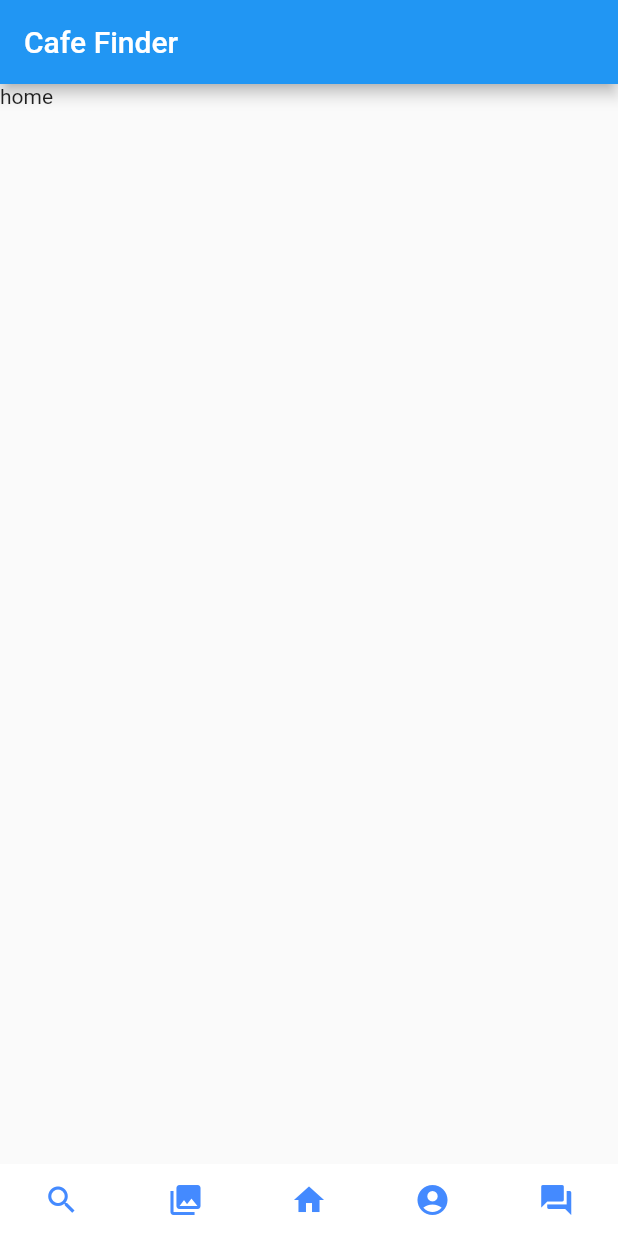
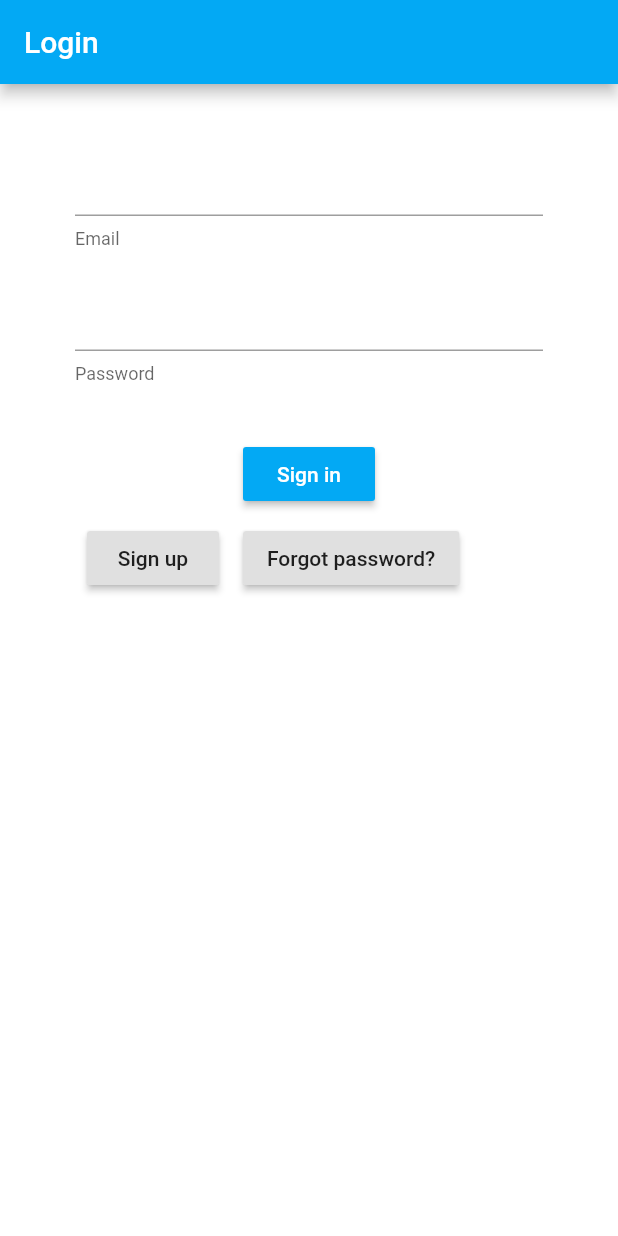
Before and after one commit to jonathanhua99/cafeapp, a Flutter app: the screen it shows after launch, on a phone screen of 412 x 824 dp. Run offline on Flutter 3.47's test engine with Material 2 defaults, Android fonts, the phone set to English and light mode, and no system bars; our stand-ins replace cloud_firestore, firebase_auth; accounts and stored records are empty.

Commit message:
Added Login Screen and Sign Up Screen (#3)
* Login/User Auth

added a login screen, added user authentication.

WIll edit how the screen layout works later

* Added create account page

Added a page for account creation, then linked it to home page. Still unfinished.

* Added icons/buttons/error messages

-Added back arrow on the create_account_screen.dart
-Added cupertino icon for successful account creation
-Redesigned pages for textform fields

```diff
--- a/lib/main.dart
+++ b/lib/main.dart
@@ -4,6 +4,8 @@ import 'package:cafe_app/screens/search_screen.dart';
 import 'package:cafe_app/screens/collections_screen.dart';
 import 'package:cafe_app/screens/forum_screen.dart';
 import 'package:cafe_app/screens/profile_screen.dart';
+import 'package:cafe_app/screens/login_screen.dart';
+import 'package:cafe_app/screens/create_account_screen.dart';
 
 void main() {
   runApp(MyApp());
@@ -33,13 +35,15 @@ class _TheKingScreenState extends State<TheKingScreen> {
   @override
   Widget build(BuildContext context) {
     return MaterialApp(
-      home: HomeScreen(),
+      home: LoginScreen(),
       routes: {
         HomeScreen.id: (context) => HomeScreen(),
         SearchScreen.id: (context) => SearchScreen(),
         ProfileScreen.id: (context) => ProfileScreen(),
         CollectionsScreen.id: (context) => CollectionsScreen(),
-        ForumScreen.id: (context) => ForumScreen()
+        ForumScreen.id: (context) => ForumScreen(),
+        LoginScreen.id: (context) => LoginScreen(),
+        CreateAccount.id: (context) => CreateAccount(),
       },
     );
   }
--- /dev/null
+++ b/lib/models/user.dart
@@ -0,0 +1,5 @@
+class User {
+  final String uid;
+
+  User({this.uid});
+}
--- /dev/null
+++ b/lib/screens/login_screen.dart
@@ -0,0 +1,87 @@
+import 'package:cafe_app/screens/create_account_screen.dart';
+import 'package:flutter/material.dart';
+import '../services/auth.dart';
+import '../screens/home_screen.dart';
+
+class LoginScreen extends StatefulWidget {
+  static const String id = "login_screen";
+  @override
+  _LoginScreenState createState() => _LoginScreenState();
+}
+
+class _LoginScreenState extends State<LoginScreen> {
+  final AuthService _auth = AuthService();
+
+  String email;
+  String password;
+  String error = "";
+
+  @override
+  Widget build(BuildContext context) {
+    return Scaffold(
+        appBar: AppBar(
+          title: Text("Login"),
+          backgroundColor: Colors.lightBlue,
+        ),
+        body: Container(
+            color: Colors.white,
+            padding: EdgeInsets.symmetric(vertical: 20.0, horizontal: 50.0),
+            child: Form(
+                child: Column(
+              children: <Widget>[
+                SizedBox(height: 20.0),
+                TextFormField(
+                    decoration: InputDecoration(
+                      helperText: "Email",
+                    ),
+                    onChanged: (val) {
+                      setState(() => email = val);
+                    }),
+                SizedBox(height: 20.0),
+                TextFormField(
+                  decoration: InputDecoration(
+                    helperText: "Password",
+                  ),
+                  obscureText: true,
+                  onChanged: (val) {
+                    setState(() => password = val);
+                  },
+                ),
+                Text(error, style: TextStyle(color: Colors.red)),
+                SizedBox(height: 20.0),
+                RaisedButton(
+                    color: Colors.lightBlue,
+                    child:
+                        Text("Sign in", style: TextStyle(color: Colors.white)),
+                    onPressed: () async {
+                      dynamic result =
+                          await _auth.signInExistingUser(email, password);
+                      if (result == null) {
+                        setState(() => error = "Invalid user info. Try again.");
+                      } else {
+                        setState(() => error = "User information is valid.");
+                        Navigator.pushReplacementNamed(context, HomeScreen.id);
+                      }
+                    }),
+                Row(
+                  children: <Widget>[
+                    Padding(
+                      padding: const EdgeInsets.all(8.0),
+                      child: RaisedButton(
+                          child: Text("Sign up"),
+                          onPressed: (() => Navigator.pushReplacementNamed(
+                              context, CreateAccount.id))),
+                    ),
+                    Padding(
+                      padding: const EdgeInsets.all(8.0),
+                      child: RaisedButton(
+                          child: Text("Forgot password?"),
+                          onPressed: (() => print("FORGOT PASSWORD PRESSED"))),
+                    )
+                  ],
+                ),
+                SizedBox(height: 20.0),
+              ],
+            ))));
+  }
+}
--- /dev/null
+++ b/lib/services/auth.dart
@@ -0,0 +1,41 @@
+import 'package:cafe_app/services/database.dart';
+import 'package:firebase_auth/firebase_auth.dart';
+import '../models/user.dart';
+
+class AuthService {
+  final FirebaseAuth _auth = FirebaseAuth.instance;
+
+  User _retUserFromFireBase(FirebaseUser user) {
+    return user != null ? User(uid: user.uid) : null;
+  }
+
+  //sign in with email password
+  Future signInExistingUser(String email, String password) async {
+    try {
+      AuthResult result = await _auth.signInWithEmailAndPassword(
+        email: email,
+        password: password,
+      );
+      FirebaseUser user = result.user;
+      return _retUserFromFireBase(user);
+    } catch (e) {
+      print(e);
+      return null;
+    }
+  }
+
+  //register with email and password
+  Future createNewUser(String email, String username, String password) async {
+    try {
+      AuthResult result = await _auth.createUserWithEmailAndPassword(
+          email: email, password: password);
+      FirebaseUser user = result.user;
+      await DatabaseService(uid: user.uid).updateUserData(username);
+      return _retUserFromFireBase(user);
+    } catch (e) {
+      print(e);
+      return null;
+    }
+  }
+  //sign out method
+}
--- /dev/null
+++ b/lib/services/database.dart
@@ -0,0 +1,20 @@
+import 'package:cloud_firestore/cloud_firestore.dart';
+
+class DatabaseService {
+  final String uid;
+
+  DatabaseService({this.uid});
+
+  final CollectionReference userCollection =
+      Firestore.instance.collection('users');
+
+  Future updateUserData(String username) async {
+    return await userCollection.document(uid).setData({
+      'username': username,
+    });
+  }
+
+  Stream<QuerySnapshot> get users {
+    return userCollection.snapshots();
+  }
+}
--- a/pubspec.yaml
+++ b/pubspec.yaml
@@ -23,7 +23,9 @@ environment:
 dependencies:
   flutter:
     sdk: flutter
-
+  firebase_auth: ^0.16.1
+  cloud_firestore: ^0.13.7
+  provider: ^4.3.1
 
   # The following adds the Cupertino Icons font to your application.
   # Use with the CupertinoIcons class for iOS style icons.
```
Also changed, not shown: lib/screens/create_account_screen.dart (added, +108 -0 lines), lib/services/text_validator.dart (added, +10 -0 lines), 8 other files.
